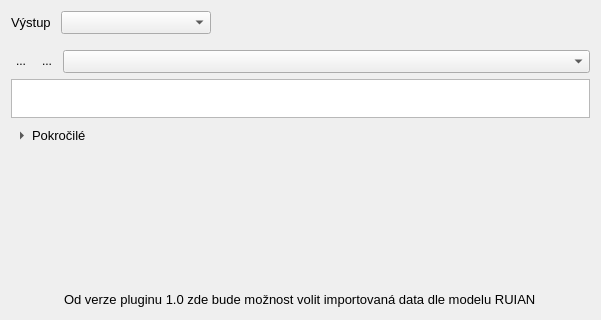
Above: ui_MainApp.ui from ctu-geoforall-lab/qgis-ruian-plugin before the change; both pictures show x 0 to 601 and y 0 to 320 of the 601 by 493 pixel window. Below: the same form after it.
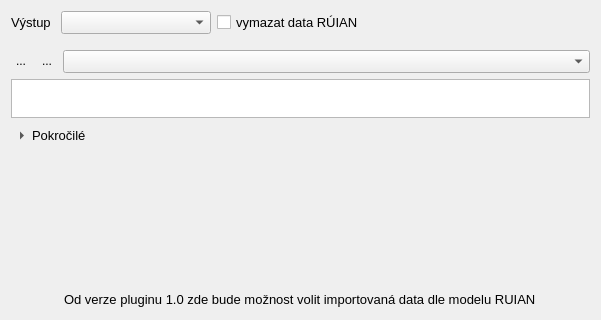
That is the form after the change. Icons and pictures are not drawn.

Patch:
```diff
--- a/ui_MainApp.ui
+++ b/ui_MainApp.ui
@@ -62,6 +62,18 @@
        </property>
       </widget>
      </item>
+     <item>
+      <widget class="QCheckBox" name="overwrite">
+       <property name="font">
+        <font>
+         <pointsize>10</pointsize>
+        </font>
+       </property>
+       <property name="text">
+        <string>vymazat data RÚIAN</string>
+       </property>
+      </widget>
+     </item>
      <item>
       <spacer name="horizontalSpacer">
        <property name="orientation">
```
